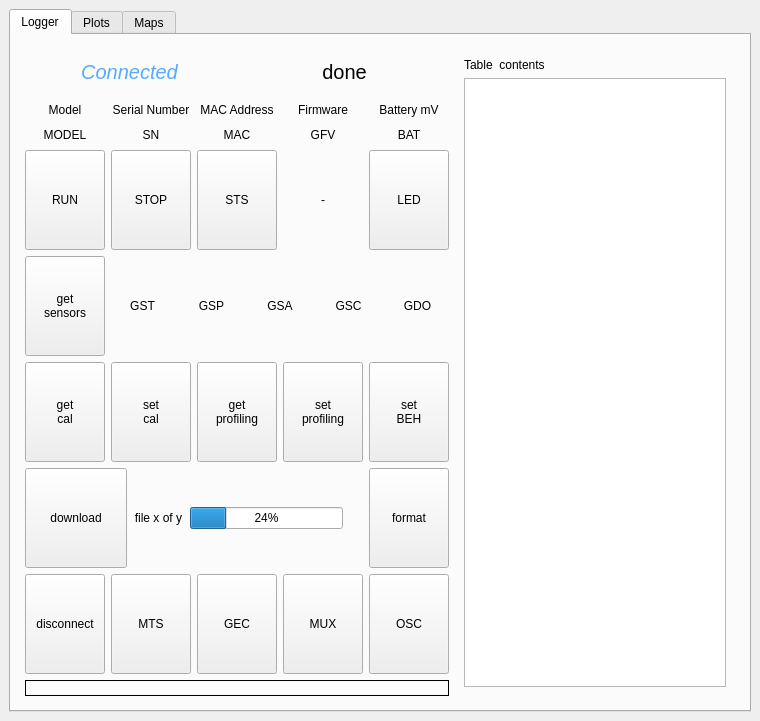
This is bix/gui/gui.ui in LowellInstruments/bix as Qt 5 draws it before an edit. The edited form follows.
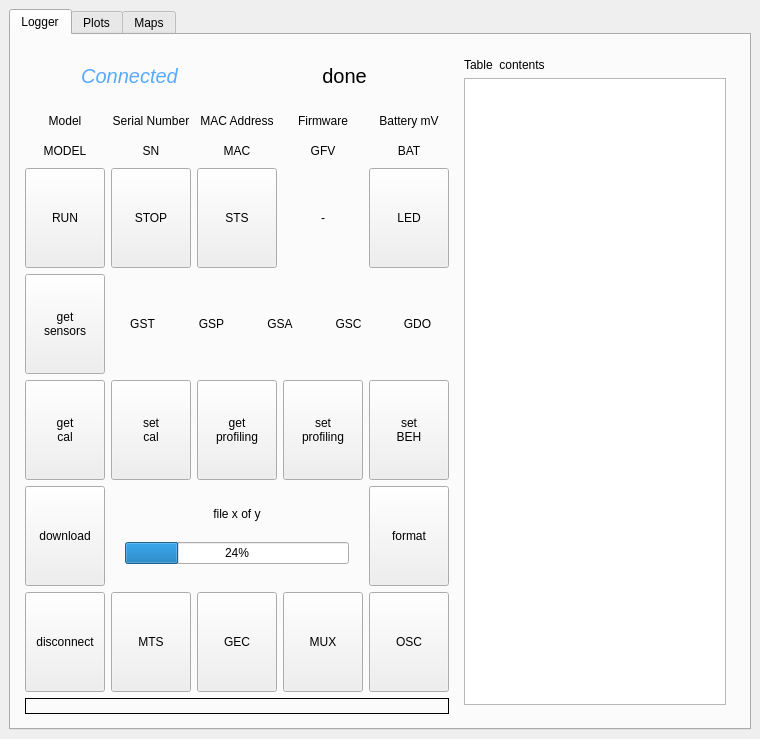
This is the edited form.

```diff
--- a/bix/gui/gui.ui
+++ b/bix/gui/gui.ui
@@ -7,7 +7,7 @@
     <x>0</x>
     <y>0</y>
     <width>760</width>
-    <height>721</height>
+    <height>739</height>
    </rect>
   </property>
   <property name="windowTitle">
@@ -572,9 +572,9 @@
                  </layout>
                 </item>
                 <item>
-                 <layout class="QHBoxLayout" name="horizontalLayout_18" stretch="2,1,3,0,1">
+                 <layout class="QHBoxLayout" name="horizontalLayout_18" stretch="1,0,3,0,1">
                   <property name="spacing">
-                   <number>6</number>
+                   <number>0</number>
                   </property>
                   <property name="rightMargin">
                    <number>0</number>
@@ -593,7 +593,31 @@
                    </widget>
                   </item>
                   <item>
+                   <spacer name="horizontalSpacer">
+                    <property name="orientation">
+                     <enum>Qt::Horizontal</enum>
+                    </property>
+                    <property name="sizeType">
+                     <enum>QSizePolicy::Fixed</enum>
+                    </property>
+                    <property name="sizeHint" stdset="0">
+                     <size>
+                      <width>20</width>
+                      <height>20</height>
+                     </size>
+                    </property>
+                   </spacer>
+                  </item>
+                  <item>
+                   <layout class="QVBoxLayout" name="verticalLayout_5" stretch="0,0">
+                    <item>
                    <widget class="QLabel" name="lbl_download">
+                      <property name="sizePolicy">
+                       <sizepolicy hsizetype="Preferred" vsizetype="Maximum">
+                        <horstretch>0</horstretch>
+                        <verstretch>0</verstretch>
+                       </sizepolicy>
+                      </property>
                     <property name="text">
                      <string>file x of y</string>
                     </property>
@@ -613,7 +637,12 @@
                     <property name="value">
                      <number>24</number>
                     </property>
-                   </widget>
+                      <property name="alignment">
+                       <set>Qt::AlignCenter</set>
+                      </property>
+                     </widget>
+                    </item>
+                   </layout>
                   </item>
                   <item>
                    <spacer name="horizontalSpacer_3">
```
Lines whose indentation alone changed are shown as unchanged.
